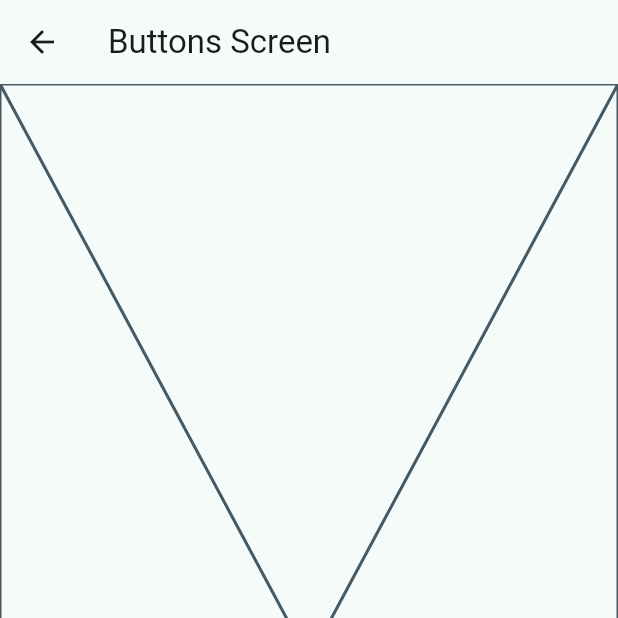
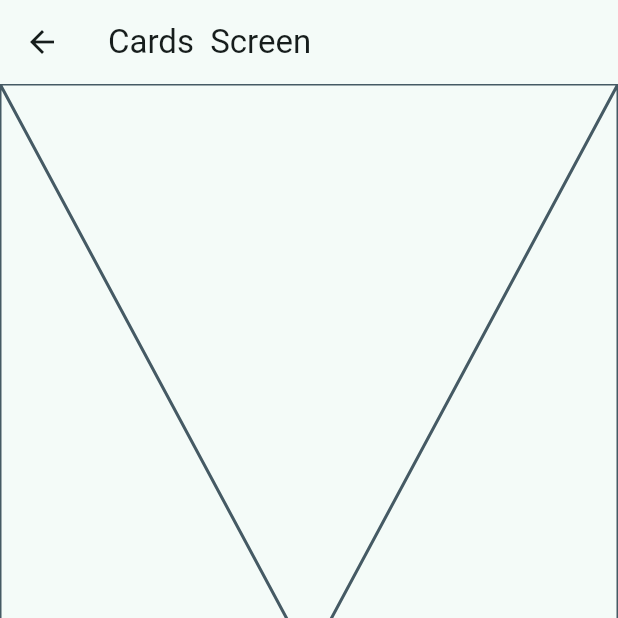
Before and after one commit to dosaraviaq/Widgets_app, a Flutter app: the HomeScreen screen opened by its route, after a tap on "Botones", on a phone screen of 412 x 824 dp, the top half of it. Run offline on Flutter 3.47's test engine with Material 3 defaults, Android fonts, the light colour scheme and no system bars; our stand-ins replace go_router.

Commit message:
rutas con nombre implementado

```diff
--- a/lib/config/router/app_router.dart
+++ b/lib/config/router/app_router.dart
@@ -7,14 +7,18 @@ final appRouter = GoRouter(initialLocation: '/', routes: [
   GoRoute(
     // Los path deben ser unicos
     path: '/',
+    // LLamamos al nombre
+    name: HomeScreen.name,
     builder: (context, state) => const HomeScreen(),
   ),
   GoRoute(
     path: '/buttons',
+    name: ButtonsScreen.name,
     builder: (context, state) => const ButtonsScreen(),
   ),
   GoRoute(
     path: '/cards',
+    name: CardsScreen.name,
     builder: (context, state) => const CardsScreen(),
   ),
 ]);
--- a/lib/main.dart
+++ b/lib/main.dart
@@ -10,7 +10,7 @@ class MainApp extends StatelessWidget {
   const MainApp({super.key});
 
   @override
-  Widget build(BuildContext context) {
+  Widget build(BuildContext context ) {
     return MaterialApp.router(
       // Configuracion de las rutas gorouter
       routerConfig: appRouter,
--- a/lib/presentation/screens/buttons/home_screen.dart
+++ b/lib/presentation/screens/buttons/home_screen.dart
@@ -1,6 +1,8 @@
 import 'package:flutter/material.dart';
 
 class ButtonsScreen extends StatelessWidget {
+  // name de la rutaa
+  static const String name = 'buton_screen';
   const ButtonsScreen({super.key});
 
   @override
--- a/lib/presentation/screens/cards/cards_screen.dart
+++ b/lib/presentation/screens/cards/cards_screen.dart
@@ -1,6 +1,8 @@
 import 'package:flutter/material.dart';
 
 class CardsScreen extends StatelessWidget {
+  // name de la rutaa[app_route.dart]
+  static const String name = 'card_screen';
   const CardsScreen({super.key});
 
   @override
--- a/lib/presentation/screens/home/home_screen.dart
+++ b/lib/presentation/screens/home/home_screen.dart
@@ -1,9 +1,11 @@
 import 'package:flutter/material.dart';
 import 'package:go_router/go_router.dart';
 import 'package:widgtes_app/config/menu/menu_items.dart';
-import 'package:widgtes_app/presentation/screens/buttons/home_screen.dart';
+import 'package:widgtes_app/presentation/screens/cards/cards_screen.dart';
 
 class HomeScreen extends StatelessWidget {
+  // Para el name de las rutas nunca cambiara
+  static const String name = 'home_screen';
   const HomeScreen({super.key});
 
   @override
@@ -22,7 +24,6 @@ class HomeScreen extends StatelessWidget {
 class _HomeView extends StatelessWidget {
 //  Text('nombre');
 // ListTitle
-
   @override
   Widget build(BuildContext context) {
     // Manejo de ListView
@@ -74,7 +75,9 @@ class _CustomListTile extends StatelessWidget {
         // -------
         // Para cambiar la pantalla es --> go
         // Para regresar la pantalla es --> push
-        context.push(menuItem.link);
+        // context.push(menuItem.link);
+        // Solo con go_router
+        context.pushNamed(CardsScreen.name);
       },
     );
   }
```
